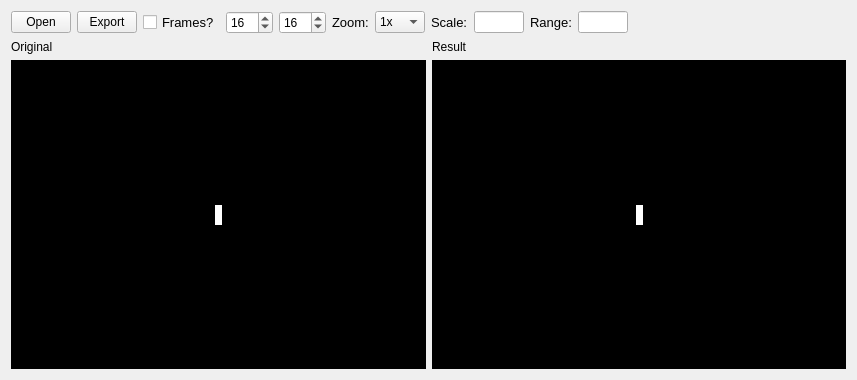
First picture: the form in src/imageconverterdialog.ui, repository lamestation/lsimage, before the edit.
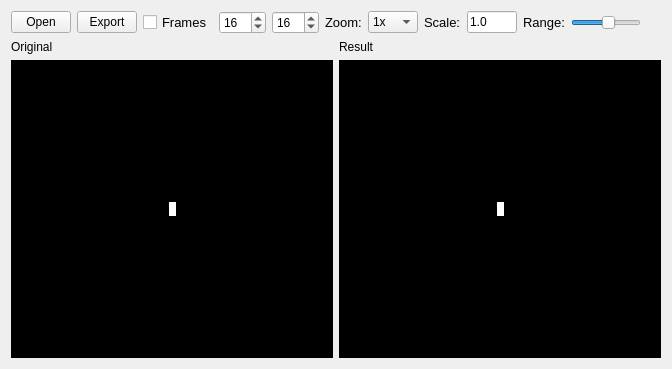
Second picture: the form after the edit.

The edit to the form file:
```diff
--- a/src/imageconverterdialog.ui
+++ b/src/imageconverterdialog.ui
@@ -6,24 +6,33 @@
    <rect>
     <x>0</x>
     <y>0</y>
-    <width>857</width>
-    <height>380</height>
+    <width>672</width>
+    <height>369</height>
    </rect>
   </property>
   <property name="windowTitle">
    <string>Image Converter</string>
   </property>
-  <layout class="QVBoxLayout" name="verticalLayout_6">
+  <layout class="QVBoxLayout" name="verticalLayout_5">
    <item>
     <layout class="QHBoxLayout" name="horizontalLayout_2">
      <item>
       <widget class="QPushButton" name="openButton">
+       <property name="minimumSize">
+        <size>
+         <width>60</width>
+         <height>0</height>
+        </size>
+       </property>
        <property name="maximumSize">
         <size>
          <width>60</width>
          <height>16777215</height>
         </size>
        </property>
+       <property name="toolTip">
+        <string>Open an image.</string>
+       </property>
        <property name="text">
         <string>Open</string>
        </property>
@@ -33,7 +42,7 @@
       <widget class="QPushButton" name="exportButton">
        <property name="minimumSize">
         <size>
-         <width>30</width>
+         <width>60</width>
          <height>0</height>
         </size>
        </property>
@@ -43,6 +52,9 @@
          <height>16777215</height>
         </size>
        </property>
+       <property name="toolTip">
+        <string>Export to a Spin object.</string>
+       </property>
        <property name="text">
         <string>Export</string>
        </property>
@@ -55,8 +67,11 @@
          <pointsize>10</pointsize>
         </font>
        </property>
+       <property name="toolTip">
+        <string>Cut the image into frames.</string>
+       </property>
        <property name="text">
-        <string>Frames?</string>
+        <string>Frames</string>
        </property>
       </widget>
      </item>
@@ -71,6 +86,9 @@
          <height>16777215</height>
         </size>
        </property>
+       <property name="toolTip">
+        <string>The number of horizontal frames.</string>
+       </property>
        <property name="readOnly">
         <bool>false</bool>
        </property>
@@ -96,6 +114,9 @@
          <height>16777215</height>
         </size>
        </property>
+       <property name="toolTip">
+        <string>The number of vertical frames.</string>
+       </property>
        <property name="minimum">
         <number>1</number>
        </property>
@@ -121,6 +142,9 @@
      </item>
      <item>
       <widget class="QComboBox" name="zoom">
+       <property name="toolTip">
+        <string>Zoom in and out.</string>
+       </property>
        <property name="currentText">
         <string>4x</string>
        </property>
@@ -182,6 +206,12 @@
          <height>16777215</height>
         </size>
        </property>
+       <property name="toolTip">
+        <string>Resize the image before generating.</string>
+       </property>
+       <property name="text">
+        <string>1.0</string>
+       </property>
       </widget>
      </item>
      <item>
@@ -197,19 +227,31 @@
       </widget>
      </item>
      <item>
-      <widget class="QLineEdit" name="range">
-       <property name="sizePolicy">
-        <sizepolicy hsizetype="Minimum" vsizetype="Fixed">
-         <horstretch>0</horstretch>
-         <verstretch>0</verstretch>
-        </sizepolicy>
+      <widget class="QSlider" name="range">
+       <property name="minimumSize">
+        <size>
+         <width>70</width>
+         <height>0</height>
+        </size>
        </property>
        <property name="maximumSize">
         <size>
-         <width>50</width>
+         <width>70</width>
          <height>16777215</height>
         </size>
        </property>
+       <property name="toolTip">
+        <string>Set the dynamic range of the image.</string>
+       </property>
+       <property name="maximum">
+        <number>100</number>
+       </property>
+       <property name="value">
+        <number>55</number>
+       </property>
+       <property name="orientation">
+        <enum>Qt::Horizontal</enum>
+       </property>
       </widget>
      </item>
      <item>
@@ -228,454 +270,112 @@
     </layout>
    </item>
    <item>
-    <layout class="QHBoxLayout" name="horizontalLayout_5">
-     <item>
-      <layout class="QVBoxLayout" name="originalLayout">
-       <item>
-        <widget class="QLabel" name="originalTitle">
-         <property name="text">
-          <string>Original</string>
-         </property>
-        </widget>
-       </item>
-       <item>
-        <widget class="QWidget" name="originalViewport" native="true">
-         <property name="palette">
-          <palette>
-           <active>
-            <colorrole role="WindowText">
-             <brush brushstyle="SolidPattern">
-              <color alpha="255">
-               <red>255</red>
-               <green>255</green>
-               <blue>255</blue>
-              </color>
-             </brush>
-            </colorrole>
-            <colorrole role="Button">
-             <brush brushstyle="SolidPattern">
-              <color alpha="255">
-               <red>0</red>
-               <green>0</green>
-               <blue>0</blue>
-              </color>
-             </brush>
-            </colorrole>
-            <colorrole role="Light">
-             <brush brushstyle="SolidPattern">
-              <color alpha="255">
-               <red>0</red>
-               <green>0</green>
-               <blue>0</blue>
-              </color>
-             </brush>
-            </colorrole>
-            <colorrole role="Midlight">
-             <brush brushstyle="SolidPattern">
-              <color alpha="255">
-               <red>0</red>
-               <green>0</green>
-               <blue>0</blue>
-              </color>
-             </brush>
-            </colorrole>
-            <colorrole role="Dark">
-             <brush brushstyle="SolidPattern">
-              <color alpha="255">
-               <red>0</red>
-               <green>0</green>
-               <blue>0</blue>
-              </color>
-             </brush>
-            </colorrole>
-            <colorrole role="Mid">
-             <brush brushstyle="SolidPattern">
-              <color alpha="255">
-               <red>0</red>
-               <green>0</green>
-               <blue>0</blue>
-              </color>
-             </brush>
-            </colorrole>
-            <colorrole role="Text">
-             <brush brushstyle="SolidPattern">
-              <color alpha="255">
-               <red>255</red>
-               <green>255</green>
-               <blue>255</blue>
-              </color>
-             </brush>
-            </colorrole>
-            <colorrole role="BrightText">
-             <brush brushstyle="SolidPattern">
-              <color alpha="255">
-               <red>255</red>
-               <green>255</green>
-               <blue>255</blue>
-              </color>
-             </brush>
-            </colorrole>
-            <colorrole role="ButtonText">
-             <brush brushstyle="SolidPattern">
-              <color alpha="255">
-               <red>255</red>
-               <green>255</green>
-               <blue>255</blue>
-              </color>
-             </brush>
-            </colorrole>
-            <colorrole role="Base">
-             <brush brushstyle="SolidPattern">
-              <color alpha="255">
-               <red>0</red>
-               <green>0</green>
-               <blue>0</blue>
-              </color>
-             </brush>
-            </colorrole>
-            <colorrole role="Window">
-             <brush brushstyle="SolidPattern">
-              <color alpha="255">
-               <red>0</red>
-               <green>0</green>
-               <blue>0</blue>
-              </color>
-             </brush>
-            </colorrole>
-            <colorrole role="Shadow">
-             <brush brushstyle="SolidPattern">
-              <color alpha="255">
-               <red>0</red>
-               <green>0</green>
-               <blue>0</blue>
-              </color>
-             </brush>
-            </colorrole>
-            <colorrole role="AlternateBase">
-             <brush brushstyle="SolidPattern">
-              <color alpha="255">
-               <red>0</red>
-               <green>0</green>
-               <blue>0</blue>
-              </color>
-             </brush>
-            </colorrole>
-            <colorrole role="ToolTipBase">
-             <brush brushstyle="SolidPattern">
-              <color alpha="255">
-               <red>255</red>
-               <green>255</green>
-               <blue>220</blue>
-              </color>
-             </brush>
-            </colorrole>
-            <colorrole role="ToolTipText">
-             <brush brushstyle="SolidPattern">
-              <color alpha="255">
-               <red>0</red>
-               <green>0</green>
-               <blue>0</blue>
-              </color>
-             </brush>
-            </colorrole>
-           </active>
-           <inactive>
-            <colorrole role="WindowText">
-             <brush brushstyle="SolidPattern">
-              <color alpha="255">
-               <red>255</red>
-               <green>255</green>
-               <blue>255</blue>
-              </color>
-             </brush>
-            </colorrole>
-            <colorrole role="Button">
-             <brush brushstyle="SolidPattern">
-              <color alpha="255">
-               <red>0</red>
-               <green>0</green>
-               <blue>0</blue>
-              </color>
-             </brush>
-            </colorrole>
-            <colorrole role="Light">
-             <brush brushstyle="SolidPattern">
-              <color alpha="255">
-               <red>0</red>
-               <green>0</green>
-               <blue>0</blue>
-              </color>
-             </brush>
-            </colorrole>
-            <colorrole role="Midlight">
-             <brush brushstyle="SolidPattern">
-              <color alpha="255">
-               <red>0</red>
-               <green>0</green>
-               <blue>0</blue>
-              </color>
-             </brush>
-            </colorrole>
-            <colorrole role="Dark">
-             <brush brushstyle="SolidPattern">
-              <color alpha="255">
-               <red>0</red>
-               <green>0</green>
-               <blue>0</blue>
-              </color>
-             </brush>
-            </colorrole>
-            <colorrole role="Mid">
-             <brush brushstyle="SolidPattern">
-              <color alpha="255">
-               <red>0</red>
-               <green>0</green>
-               <blue>0</blue>
-              </color>
-             </brush>
-            </colorrole>
-            <colorrole role="Text">
-             <brush brushstyle="SolidPattern">
-              <color alpha="255">
-               <red>255</red>
-               <green>255</green>
-               <blue>255</blue>
-              </color>
-             </brush>
-            </colorrole>
-            <colorrole role="BrightText">
-             <brush brushstyle="SolidPattern">
-              <color alpha="255">
-               <red>255</red>
-               <green>255</green>
-               <blue>255</blue>
-              </color>
-             </brush>
-            </colorrole>
-            <colorrole role="ButtonText">
-             <brush brushstyle="SolidPattern">
-              <color alpha="255">
-               <red>255</red>
-               <green>255</green>
-               <blue>255</blue>
-              </color>
-             </brush>
-            </colorrole>
-            <colorrole role="Base">
-             <brush brushstyle="SolidPattern">
-              <color alpha="255">
-               <red>0</red>
-               <green>0</green>
-               <blue>0</blue>
-              </color>
-             </brush>
-            </colorrole>
-            <colorrole role="Window">
-             <brush brushstyle="SolidPattern">
-              <color alpha="255">
-               <red>0</red>
-               <green>0</green>
-               <blue>0</blue>
-              </color>
-             </brush>
-            </colorrole>
-            <colorrole role="Shadow">
-             <brush brushstyle="SolidPattern">
-              <color alpha="255">
-               <red>0</red>
-               <green>0</green>
-               <blue>0</blue>
-              </color>
-             </brush>
-            </colorrole>
-            <colorrole role="AlternateBase">
-             <brush brushstyle="SolidPattern">
-              <color alpha="255">
-               <red>0</red>
-               <green>0</green>
-               <blue>0</blue>
-              </color>
-             </brush>
-            </colorrole>
-            <colorrole role="ToolTipBase">
-             <brush brushstyle="SolidPattern">
-              <color alpha="255">
-               <red>255</red>
-               <green>255</green>
-               <blue>220</blue>
-              </color>
-             </brush>
-            </colorrole>
-            <colorrole role="ToolTipText">
-             <brush brushstyle="SolidPattern">
-              <color alpha="255">
-               <red>0</red>
-               <green>0</green>
-               <blue>0</blue>
-              </color>
-             </brush>
-            </colorrole>
-           </inactive>
-           <disabled>
-            <colorrole role="WindowText">
-             <brush brushstyle="SolidPattern">
-              <color alpha="255">
-               <red>0</red>
-               <green>0</green>
-               <blue>0</blue>
-              </color>
-             </brush>
-            </colorrole>
-            <colorrole role="Button">
-             <brush brushstyle="SolidPattern">
-              <color alpha="255">
-               <red>0</red>
-               <green>0</green>
-               <blue>0</blue>
-              </color>
-             </brush>
-            </colorrole>
-            <colorrole role="Light">
-             <brush brushstyle="SolidPattern">
-              <color alpha="255">
-               <red>0</red>
-               <green>0</green>
-               <blue>0</blue>
-              </color>
-             </brush>
-            </colorrole>
-            <colorrole role="Midlight">
-             <brush brushstyle="SolidPattern">
-              <color alpha="255">
-               <red>0</red>
-               <green>0</green>
-               <blue>0</blue>
-              </color>
-             </brush>
-            </colorrole>
-            <colorrole role="Dark">
-             <brush brushstyle="SolidPattern">
-              <color alpha="255">
-               <red>0</red>
-               <green>0</green>
-               <blue>0</blue>
-              </color>
-             </brush>
-            </colorrole>
-            <colorrole role="Mid">
-             <brush brushstyle="SolidPattern">
-              <color alpha="255">
-               <red>0</red>
-               <green>0</green>
-               <blue>0</blue>
-              </color>
-             </brush>
-            </colorrole>
-            <colorrole role="Text">
-             <brush brushstyle="SolidPattern">
-              <color alpha="255">
-               <red>0</red>
-               <green>0</green>
-               <blue>0</blue>
-              </color>
-             </brush>
-            </colorrole>
-            <colorrole role="BrightText">
-             <brush brushstyle="SolidPattern">
-              <color alpha="255">
-               <red>255</red>
-               <green>255</green>
-               <blue>255</blue>
-              </color>
-             </brush>
-            </colorrole>
-            <colorrole role="ButtonText">
-             <brush brushstyle="SolidPattern">
-              <color alpha="255">
-               <red>0</red>
-               <green>0</green>
-               <blue>0</blue>
-              </color>
-             </brush>
-            </colorrole>
-            <colorrole role="Base">
-             <brush brushstyle="SolidPattern">
-              <color alpha="255">
-               <red>0</red>
-               <green>0</green>
-               <blue>0</blue>
-              </color>
-             </brush>
-            </colorrole>
-            <colorrole role="Window">
-             <brush brushstyle="SolidPattern">
-              <color alpha="255">
-               <red>0</red>
-               <green>0</green>
-               <blue>0</blue>
-              </color>
-             </brush>
-            </colorrole>
-            <colorrole role="Shadow">
-             <brush brushstyle="SolidPattern">
-              <color alpha="255">
-               <red>0</red>
-               <green>0</green>
-               <blue>0</blue>
-              </color>
-             </brush>
-            </colorrole>
-            <colorrole role="AlternateBase">
-             <brush brushstyle="SolidPattern">
-              <color alpha="255">
-               <red>0</red>
-               <green>0</green>
-               <blue>0</blue>
-              </color>
-             </brush>
-            </colorrole>
-            <colorrole role="ToolTipBase">
-             <brush brushstyle="SolidPattern">
-              <color alpha="255">
-               <red>255</red>
-               <green>255</green>
-               <blue>220</blue>
-              </color>
-             </brush>
-            </colorrole>
-            <colorrole role="ToolTipText">
-             <brush brushstyle="SolidPattern">
-              <color alpha="255">
-               <red>0</red>
-               <green>0</green>
-               <blue>0</blue>
-              </color>
-             </brush>
-            </colorrole>
-           </disabled>
-          </palette>
-         </property>
-         <property name="autoFillBackground">
-          <bool>true</bool>
-         </property>
-         <layout class="QVBoxLayout" name="verticalLayout">
-          <item>
-           <spacer name="verticalSpacer">
-            <property name="orientation">
-             <enum>Qt::Vertical</enum>
-            </property>
-            <property name="sizeHint" stdset="0">
-             <size>
-              <width>20</width>
-              <height>69</height>
-             </size>
-            </property>
-           </spacer>
-          </item>
-          <item>
            <layout class="QHBoxLayout" name="horizontalLayout">
             <item>
-             <spacer name="horizontalSpacer">
+      <layout class="QVBoxLayout" name="verticalLayout">
+       <item>
+        <widget class="QLabel" name="resultTitle_2">
+         <property name="text">
+          <string>Original</string>
+         </property>
+        </widget>
+       </item>
+       <item>
+        <widget class="QScrollArea" name="originalViewport">
+         <property name="palette">
+          <palette>
+           <active>
+            <colorrole role="Base">
+             <brush brushstyle="SolidPattern">
+              <color alpha="255">
+               <red>252</red>
+               <green>252</green>
+               <blue>252</blue>
+              </color>
+             </brush>
+            </colorrole>
+            <colorrole role="Window">
+             <brush brushstyle="SolidPattern">
+              <color alpha="255">
+               <red>0</red>
+               <green>0</green>
+               <blue>0</blue>
+              </color>
+             </brush>
+            </colorrole>
+           </active>
+           <inactive>
+            <colorrole role="Base">
+             <brush brushstyle="SolidPattern">
+              <color alpha="255">
+               <red>252</red>
+               <green>252</green>
+               <blue>252</blue>
+              </color>
+             </brush>
+            </colorrole>
+            <colorrole role="Window">
+             <brush brushstyle="SolidPattern">
+              <color alpha="255">
+               <red>0</red>
+               <green>0</green>
+               <blue>0</blue>
+              </color>
+             </brush>
+            </colorrole>
+           </inactive>
+           <disabled>
+            <colorrole role="Base">
+             <brush brushstyle="SolidPattern">
+              <color alpha="255">
+               <red>0</red>
+               <green>0</green>
+               <blue>0</blue>
+              </color>
+             </brush>
+            </colorrole>
+            <colorrole role="Window">
+             <brush brushstyle="SolidPattern">
+              <color alpha="255">
+               <red>0</red>
+               <green>0</green>
+               <blue>0</blue>
+              </color>
+             </brush>
+            </colorrole>
+           </disabled>
+          </palette>
+         </property>
+         <property name="widgetResizable">
+          <bool>true</bool>
+         </property>
+         <widget class="QWidget" name="scrollAreaWidgetContents_3">
+          <property name="geometry">
+           <rect>
+            <x>0</x>
+            <y>0</y>
+            <width>319</width>
+            <height>285</height>
+           </rect>
+          </property>
+          <layout class="QVBoxLayout" name="verticalLayout_3">
+           <item>
+            <spacer name="verticalSpacer_7">
+             <property name="orientation">
+              <enum>Qt::Vertical</enum>
+             </property>
+             <property name="sizeHint" stdset="0">
+              <size>
+               <width>20</width>
+               <height>40</height>
+              </size>
+             </property>
+            </spacer>
+           </item>
+           <item>
+            <layout class="QHBoxLayout" name="horizontalLayout_5">
+             <item>
+              <spacer name="horizontalSpacer_8">
               <property name="orientation">
                <enum>Qt::Horizontal</enum>
               </property>
@@ -695,12 +395,6 @@
                 <verstretch>0</verstretch>
                </sizepolicy>
               </property>
-              <property name="maximumSize">
-               <size>
-                <width>512</width>
-                <height>512</height>
-               </size>
-              </property>
               <property name="palette">
                <palette>
                 <active>
@@ -1119,13 +813,16 @@
               <property name="autoFillBackground">
                <bool>true</bool>
               </property>
+               <property name="frameShape">
+                <enum>QFrame::Box</enum>
+               </property>
               <property name="text">
                <string/>
               </property>
              </widget>
             </item>
             <item>
-             <spacer name="horizontalSpacer_2">
+              <spacer name="horizontalSpacer_9">
               <property name="orientation">
                <enum>Qt::Horizontal</enum>
               </property>
@@ -1140,25 +837,26 @@
            </layout>
           </item>
           <item>
-           <spacer name="verticalSpacer_2">
+            <spacer name="verticalSpacer_8">
             <property name="orientation">
              <enum>Qt::Vertical</enum>
             </property>
             <property name="sizeHint" stdset="0">
              <size>
               <width>20</width>
-              <height>68</height>
+               <height>40</height>
              </size>
             </property>
            </spacer>
           </item>
          </layout>
         </widget>
+        </widget>
        </item>
       </layout>
      </item>
      <item>
-      <layout class="QVBoxLayout" name="resultLayout">
+      <layout class="QVBoxLayout" name="verticalLayout_4">
        <item>
         <widget class="QLabel" name="resultTitle">
          <property name="text">
@@ -1167,97 +865,16 @@
         </widget>
        </item>
        <item>
-        <widget class="QWidget" name="resultViewport" native="true">
+        <widget class="QScrollArea" name="resultViewport">
          <property name="palette">
           <palette>
            <active>
-            <colorrole role="WindowText">
-             <brush brushstyle="SolidPattern">
-              <color alpha="255">
-               <red>255</red>
-               <green>255</green>
-               <blue>255</blue>
-              </color>
-             </brush>
-            </colorrole>
-            <colorrole role="Button">
-             <brush brushstyle="SolidPattern">
-              <color alpha="255">
-               <red>0</red>
-               <green>0</green>
-               <blue>0</blue>
-              </color>
-             </brush>
-            </colorrole>
-            <colorrole role="Light">
-             <brush brushstyle="SolidPattern">
-              <color alpha="255">
-               <red>0</red>
-               <green>0</green>
-               <blue>0</blue>
-              </color>
-             </brush>
-            </colorrole>
-            <colorrole role="Midlight">
-             <brush brushstyle="SolidPattern">
-              <color alpha="255">
-               <red>0</red>
-               <green>0</green>
-               <blue>0</blue>
-              </color>
-             </brush>
-            </colorrole>
-            <colorrole role="Dark">
-             <brush brushstyle="SolidPattern">
-              <color alpha="255">
-               <red>0</red>
-               <green>0</green>
-               <blue>0</blue>
-              </color>
-             </brush>
-            </colorrole>
-            <colorrole role="Mid">
-             <brush brushstyle="SolidPattern">
-              <color alpha="255">
-               <red>0</red>
-               <green>0</green>
-               <blue>0</blue>
-              </color>
-             </brush>
-            </colorrole>
-            <colorrole role="Text">
-             <brush brushstyle="SolidPattern">
-              <color alpha="255">
-               <red>255</red>
-               <green>255</green>
-               <blue>255</blue>
-              </color>
-             </brush>
-            </colorrole>
-            <colorrole role="BrightText">
-             <brush brushstyle="SolidPattern">
-              <color alpha="255">
-               <red>255</red>
-               <green>255</green>
-               <blue>255</blue>
-              </color>
-             </brush>
-            </colorrole>
-            <colorrole role="ButtonText">
-             <brush brushstyle="SolidPattern">
-              <color alpha="255">
-               <red>255</red>
-               <green>255</green>
-               <blue>255</blue>
-              </color>
-             </brush>
-            </colorrole>
             <colorrole role="Base">
              <brush brushstyle="SolidPattern">
               <color alpha="255">
-               <red>0</red>
-               <green>0</green>
-               <blue>0</blue>
+               <red>252</red>
+               <green>252</green>
+               <blue>252</blue>
               </color>
              </brush>
             </colorrole>
@@ -1270,131 +887,14 @@
               </color>
              </brush>
             </colorrole>
-            <colorrole role="Shadow">
-             <brush brushstyle="SolidPattern">
-              <color alpha="255">
-               <red>0</red>
-               <green>0</green>
-               <blue>0</blue>
-              </color>
-             </brush>
-            </colorrole>
-            <colorrole role="AlternateBase">
-             <brush brushstyle="SolidPattern">
-              <color alpha="255">
-               <red>0</red>
-               <green>0</green>
-               <blue>0</blue>
-              </color>
-             </brush>
-            </colorrole>
-            <colorrole role="ToolTipBase">
-             <brush brushstyle="SolidPattern">
-              <color alpha="255">
-               <red>255</red>
-               <green>255</green>
-               <blue>220</blue>
-              </color>
-             </brush>
-            </colorrole>
-            <colorrole role="ToolTipText">
-             <brush brushstyle="SolidPattern">
-              <color alpha="255">
-               <red>0</red>
-               <green>0</green>
-               <blue>0</blue>
-              </color>
-             </brush>
-            </colorrole>
            </active>
            <inactive>
-            <colorrole role="WindowText">
-             <brush brushstyle="SolidPattern">
-              <color alpha="255">
-               <red>255</red>
-               <green>255</green>
-               <blue>255</blue>
-              </color>
-             </brush>
-            </colorrole>
-            <colorrole role="Button">
-             <brush brushstyle="SolidPattern">
-              <color alpha="255">
-               <red>0</red>
-               <green>0</green>
-               <blue>0</blue>
-              </color>
-             </brush>
-            </colorrole>
-            <colorrole role="Light">
-             <brush brushstyle="SolidPattern">
-              <color alpha="255">
-               <red>0</red>
-               <green>0</green>
-               <blue>0</blue>
-              </color>
-             </brush>
-            </colorrole>
-            <colorrole role="Midlight">
-             <brush brushstyle="SolidPattern">
-              <color alpha="255">
-               <red>0</red>
-               <green>0</green>
-               <blue>0</blue>
-              </color>
-             </brush>
-            </colorrole>
-            <colorrole role="Dark">
-             <brush brushstyle="SolidPattern">
-              <color alpha="255">
-               <red>0</red>
-               <green>0</green>
-               <blue>0</blue>
-              </color>
-             </brush>
-            </colorrole>
-            <colorrole role="Mid">
-             <brush brushstyle="SolidPattern">
-              <color alpha="255">
-               <red>0</red>
-               <green>0</green>
-               <blue>0</blue>
-              </color>
-             </brush>
-            </colorrole>
-            <colorrole role="Text">
-             <brush brushstyle="SolidPattern">
-              <color alpha="255">
-               <red>255</red>
-               <green>255</green>
-               <blue>255</blue>
-              </color>
-             </brush>
-            </colorrole>
-            <colorrole role="BrightText">
-             <brush brushstyle="SolidPattern">
-              <color alpha="255">
-               <red>255</red>
-               <green>255</green>
-               <blue>255</blue>
-              </color>
-             </brush>
-            </colorrole>
-            <colorrole role="ButtonText">
-             <brush brushstyle="SolidPattern">
-              <color alpha="255">
-               <red>255</red>
-               <green>255</green>
-               <blue>255</blue>
-              </color>
-             </brush>
-            </colorrole>
             <colorrole role="Base">
              <brush brushstyle="SolidPattern">
               <color alpha="255">
-               <red>0</red>
-               <green>0</green>
-               <blue>0</blue>
+               <red>252</red>
+               <green>252</green>
+               <blue>252</blue>
               </color>
              </brush>
             </colorrole>
@@ -1407,125 +907,8 @@
               </color>
              </brush>
             </colorrole>
-            <colorrole role="Shadow">
-             <brush brushstyle="SolidPattern">
-              <color alpha="255">
-               <red>0</red>
-               <green>0</green>
-               <blue>0</blue>
-              </color>
-             </brush>
-            </colorrole>
-            <colorrole role="AlternateBase">
-             <brush brushstyle="SolidPattern">
-              <color alpha="255">
-               <red>0</red>
-               <green>0</green>
-               <blue>0</blue>
-              </color>
-             </brush>
-            </colorrole>
-            <colorrole role="ToolTipBase">
-             <brush brushstyle="SolidPattern">
-              <color alpha="255">
-               <red>255</red>
-               <green>255</green>
-               <blue>220</blue>
-              </color>
-             </brush>
-            </colorrole>
-            <colorrole role="ToolTipText">
-             <brush brushstyle="SolidPattern">
-              <color alpha="255">
-               <red>0</red>
-               <green>0</green>
-               <blue>0</blue>
-              </color>
-             </brush>
-            </colorrole>
            </inactive>
            <disabled>
-            <colorrole role="WindowText">
-             <brush brushstyle="SolidPattern">
-              <color alpha="255">
-               <red>0</red>
-               <green>0</green>
-               <blue>0</blue>
-              </color>
-             </brush>
-            </colorrole>
-            <colorrole role="Button">
-             <brush brushstyle="SolidPattern">
-              <color alpha="255">
-               <red>0</red>
-               <green>0</green>
-               <blue>0</blue>
-              </color>
-             </brush>
-            </colorrole>
-            <colorrole role="Light">
-             <brush brushstyle="SolidPattern">
-              <color alpha="255">
-               <red>0</red>
-               <green>0</green>
-               <blue>0</blue>
-              </color>
-             </brush>
-            </colorrole>
-            <colorrole role="Midlight">
-             <brush brushstyle="SolidPattern">
-              <color alpha="255">
-               <red>0</red>
-               <green>0</green>
-               <blue>0</blue>
-              </color>
-             </brush>
-            </colorrole>
-            <colorrole role="Dark">
-             <brush brushstyle="SolidPattern">
-              <color alpha="255">
-               <red>0</red>
-               <green>0</green>
-               <blue>0</blue>
-              </color>
-             </brush>
-            </colorrole>
-            <colorrole role="Mid">
-             <brush brushstyle="SolidPattern">
-              <color alpha="255">
-               <red>0</red>
-               <green>0</green>
-               <blue>0</blue>
-              </color>
-             </brush>
-            </colorrole>
-            <colorrole role="Text">
-             <brush brushstyle="SolidPattern">
-              <color alpha="255">
-               <red>0</red>
-               <green>0</green>
-               <blue>0</blue>
-              </color>
-             </brush>
-            </colorrole>
-            <colorrole role="BrightText">
-             <brush brushstyle="SolidPattern">
-              <color alpha="255">
-               <red>255</red>
-               <green>255</green>
-               <blue>255</blue>
-              </color>
-             </brush>
-            </colorrole>
-            <colorrole role="ButtonText">
-             <brush brushstyle="SolidPattern">
-              <color alpha="255">
-               <red>0</red>
-               <green>0</green>
-               <blue>0</blue>
-              </color>
-             </brush>
-            </colorrole>
             <colorrole role="Base">
              <brush brushstyle="SolidPattern">
               <color alpha="255">
@@ -1544,49 +927,22 @@
               </color>
              </brush>
             </colorrole>
-            <colorrole role="Shadow">
-             <brush brushstyle="SolidPattern">
-              <color alpha="255">
-               <red>0</red>
-               <green>0</green>
-               <blue>0</blue>
-              </color>
-             </brush>
-            </colorrole>
-            <colorrole role="AlternateBase">
-             <brush brushstyle="SolidPattern">
-              <color alpha="255">
-               <red>0</red>
-               <green>0</green>
-               <blue>0</blue>
-              </color>
-             </brush>
-            </colorrole>
-            <colorrole role="ToolTipBase">
-             <brush brushstyle="SolidPattern">
-              <color alpha="255">
-               <red>255</red>
-               <green>255</green>
-               <blue>220</blue>
-              </color>
-             </brush>
-            </colorrole>
-            <colorrole role="ToolTipText">
-             <brush brushstyle="SolidPattern">
-              <color alpha="255">
-               <red>0</red>
-               <green>0</green>
-               <blue>0</blue>
-              </color>
-             </brush>
-            </colorrole>
            </disabled>
           </palette>
          </property>
-         <property name="autoFillBackground">
+         <property name="widgetResizable">
           <bool>true</bool>
          </property>
-         <layout class="QVBoxLayout" name="verticalLayout_5">
+         <widget class="QWidget" name="scrollAreaWidgetContents_2">
+          <property name="geometry">
+           <rect>
+            <x>0</x>
+            <y>0</y>
+            <width>319</width>
+            <height>285</height>
+           </rect>
+          </property>
+          <layout class="QVBoxLayout" name="verticalLayout_2">
           <item>
            <spacer name="verticalSpacer_5">
             <property name="orientation">
@@ -1623,12 +979,6 @@
                 <verstretch>0</verstretch>
                </sizepolicy>
               </property>
-              <property name="maximumSize">
-               <size>
-                <width>512</width>
-                <height>512</height>
-               </size>
-              </property>
               <property name="palette">
                <palette>
                 <active>
@@ -2047,6 +1397,9 @@
               <property name="autoFillBackground">
                <bool>true</bool>
               </property>
+               <property name="frameShape">
+                <enum>QFrame::Box</enum>
+               </property>
               <property name="text">
                <string/>
               </property>
@@ -2081,6 +1434,7 @@
            </spacer>
           </item>
          </layout>
+         </widget>
         </widget>
        </item>
       </layout>
```
Lines whose indentation alone changed are shown as unchanged.
